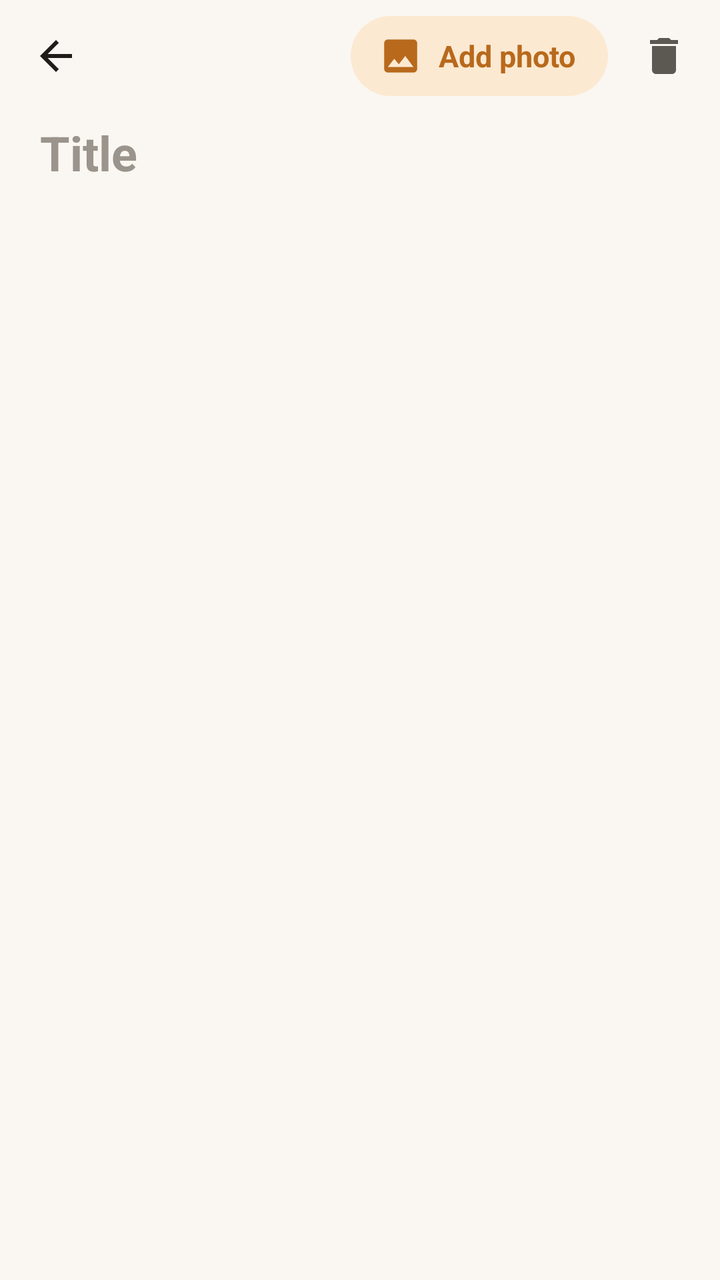
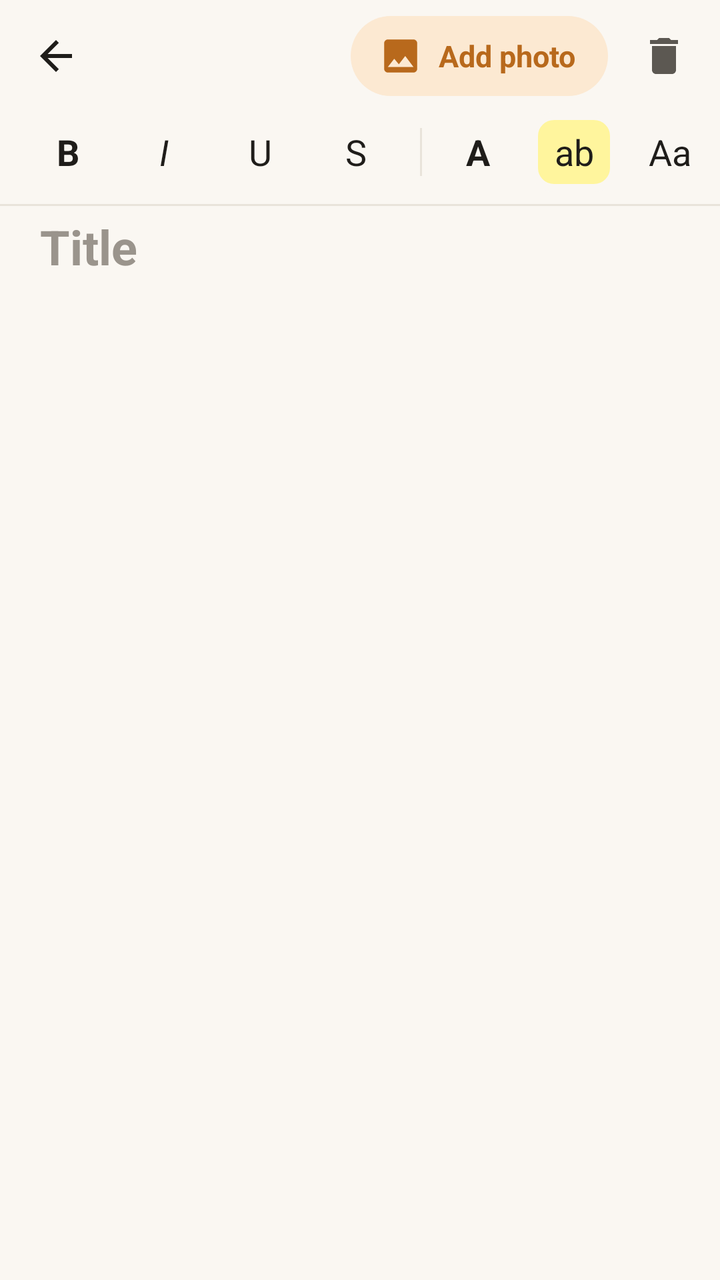

Before-and-after screenshots of an Android layout around one commit, followed by the original layout XML and the change that was made.
<!-- AndroidManifest.xml: application theme AppTheme -->
<!-- res/layout/activity_editor.xml -->
<?xml version="1.0" encoding="utf-8"?>
<LinearLayout xmlns:android="http://schemas.android.com/apk/res/android"
    android:layout_width="match_parent"
    android:layout_height="match_parent"
    android:background="@color/bg"
    android:orientation="vertical">

    <LinearLayout
        android:layout_width="match_parent"
        android:layout_height="56dp"
        android:gravity="center_vertical"
        android:orientation="horizontal"
        android:paddingStart="4dp"
        android:paddingEnd="4dp">

        <ImageButton
            android:id="@+id/back_button"
            android:layout_width="48dp"
            android:layout_height="48dp"
            android:background="?android:attr/selectableItemBackgroundBorderless"
            android:contentDescription="Back"
            android:src="@drawable/ic_back" />

        <View
            android:layout_width="0dp"
            android:layout_height="1dp"
            android:layout_weight="1" />

        <LinearLayout
            android:id="@+id/add_image_button"
            android:layout_width="wrap_content"
            android:layout_height="40dp"
            android:layout_marginEnd="4dp"
            android:background="@drawable/pill_bg"
            android:clickable="true"
            android:focusable="false"
            android:gravity="center"
            android:orientation="horizontal"
            android:paddingStart="14dp"
            android:paddingEnd="16dp">

            <ImageView
                android:layout_width="22dp"
                android:layout_height="22dp"
                android:contentDescription="@null"
                android:src="@drawable/ic_image" />

            <TextView
                android:layout_width="wrap_content"
                android:layout_height="wrap_content"
                android:layout_marginStart="8dp"
                android:text="Add photo"
                android:textColor="@color/accent_dark"
                android:textSize="15sp"
                android:textStyle="bold" />
        </LinearLayout>

        <ImageButton
            android:id="@+id/delete_button"
            android:layout_width="48dp"
            android:layout_height="48dp"
            android:background="?android:attr/selectableItemBackgroundBorderless"
            android:contentDescription="Delete note"
            android:src="@drawable/ic_delete" />
    </LinearLayout>

    <ScrollView
        android:layout_width="match_parent"
        android:layout_height="0dp"
        android:layout_weight="1"
        android:fillViewport="true">

        <LinearLayout
            android:layout_width="match_parent"
            android:layout_height="wrap_content"
            android:orientation="vertical"
            android:paddingStart="20dp"
            android:paddingEnd="20dp"
            android:paddingBottom="24dp">

            <EditText
                android:id="@+id/title_input"
                android:layout_width="match_parent"
                android:layout_height="wrap_content"
                android:background="@null"
                android:hint="Title"
                android:importantForAutofill="no"
                android:inputType="textCapSentences"
                android:paddingTop="4dp"
                android:paddingBottom="12dp"
                android:textColor="@color/text_primary"
                android:textColorHint="@color/text_muted"
                android:textSize="24sp"
                android:textStyle="bold" />

            <LinearLayout
                android:id="@+id/blocks"
                android:layout_width="match_parent"
                android:layout_height="wrap_content"
                android:orientation="vertical" />
        </LinearLayout>
    </ScrollView>

</LinearLayout>
<!-- resources referenced by this layout -->
<resources>
  <color name="accent_dark">#B8691C</color>
  <color name="bg">#FAF7F2</color>
  <color name="text_muted">#9A948C</color>
  <color name="text_primary">#1F1D1A</color>
  <!-- drawable ic_back (drawable) -->
  <?xml version="1.0" encoding="utf-8"?>
  <vector xmlns:android="http://schemas.android.com/apk/res/android"
      android:width="24dp" android:height="24dp"
      android:viewportWidth="24" android:viewportHeight="24">
      <path android:fillColor="#1F1D1A" android:pathData="M20,11H7.83l5.59,-5.59L12,4l-8,8 8,8 1.41,-1.41L7.83,13H20v-2z" />
  </vector>
  <!-- drawable ic_delete (drawable) -->
  <?xml version="1.0" encoding="utf-8"?>
  <vector xmlns:android="http://schemas.android.com/apk/res/android"
      android:width="24dp" android:height="24dp"
      android:viewportWidth="24" android:viewportHeight="24">
      <path android:fillColor="#5C5852" android:pathData="M6,19c0,1.1 0.9,2 2,2h8c1.1,0 2,-0.9 2,-2V7H6v12zM19,4h-3.5l-1,-1h-5l-1,1H5v2h14V4z" />
  </vector>
  <!-- drawable ic_image (drawable) -->
  <?xml version="1.0" encoding="utf-8"?>
  <vector xmlns:android="http://schemas.android.com/apk/res/android"
      android:width="24dp" android:height="24dp"
      android:viewportWidth="24" android:viewportHeight="24">
      <path android:fillColor="#B8691C" android:pathData="M21,19V5c0,-1.1 -0.9,-2 -2,-2H5c-1.1,0 -2,0.9 -2,2v14c0,1.1 0.9,2 2,2h14c1.1,0 2,-0.9 2,-2zM8.5,13.5l2.5,3.01L14.5,12l4.5,6H5l3.5,-4.5z" />
  </vector>
  <!-- drawable pill_bg (drawable) -->
  <?xml version="1.0" encoding="utf-8"?>
  <ripple xmlns:android="http://schemas.android.com/apk/res/android" android:color="#33E8963A">
      <item>
          <shape android:shape="rectangle">
              <solid android:color="#FCE9D2" />
              <corners android:radius="20dp" />
          </shape>
      </item>
  </ripple>
  <color name="accent">#E8963A</color>
  <!-- unchanged entries left out for length: 1 -->
</resources>

<!-- the commit's change to res/layout/activity_editor.xml (unified diff, before → after) -->
@@ -64,6 +64,74 @@
             android:src="@drawable/ic_delete" />
     </LinearLayout>
 
+    <HorizontalScrollView
+        android:layout_width="match_parent"
+        android:layout_height="wrap_content"
+        android:scrollbars="none">
+
+        <LinearLayout
+            android:layout_width="wrap_content"
+            android:layout_height="wrap_content"
+            android:orientation="horizontal"
+            android:paddingStart="12dp"
+            android:paddingEnd="12dp"
+            android:paddingBottom="6dp">
+
+            <TextView
+                android:id="@+id/fmt_bold"
+                style="@style/FmtButton"
+                android:text="B"
+                android:textStyle="bold" />
+
+            <TextView
+                android:id="@+id/fmt_italic"
+                style="@style/FmtButton"
+                android:text="I"
+                android:textStyle="italic" />
+
+            <TextView
+                android:id="@+id/fmt_underline"
+                style="@style/FmtButton"
+                android:text="U" />
+
+            <TextView
+                android:id="@+id/fmt_strike"
+                style="@style/FmtButton"
+                android:text="S" />
+
+            <View
+                android:layout_width="1dp"
+                android:layout_height="24dp"
+                android:layout_gravity="center_vertical"
+                android:layout_marginStart="6dp"
+                android:layout_marginEnd="6dp"
+                android:background="@color/divider" />
+
+            <TextView
+                android:id="@+id/fmt_color"
+                style="@style/FmtButton"
+                android:text="A"
+                android:textStyle="bold" />
+
+            <TextView
+                android:id="@+id/fmt_highlight"
+                style="@style/FmtButton"
+                android:text="ab"
+                android:background="@drawable/fmt_highlight_bg" />
+
+            <TextView
+                android:id="@+id/fmt_size"
+                style="@style/FmtButton"
+                android:text="Aa" />
+
+        </LinearLayout>
+    </HorizontalScrollView>
+
+    <View
+        android:layout_width="match_parent"
+        android:layout_height="1dp"
+        android:background="@color/divider" />
+
     <ScrollView
         android:layout_width="match_parent"
         android:layout_height="0dp"
<!-- resource entries referenced after the edit -->
@@ -2,8 +2,23 @@
 <resources>
   <color name="accent_dark">#B8691C</color>
   <color name="bg">#FAF7F2</color>
+  <color name="divider">#E9E3DA</color>
   <color name="text_muted">#9A948C</color>
   <color name="text_primary">#1F1D1A</color>
+  <!-- drawable fmt_highlight_bg (drawable) -->
+  <?xml version="1.0" encoding="utf-8"?>
+  <ripple xmlns:android="http://schemas.android.com/apk/res/android" android:color="#33E8963A">
+      <item>
+          <selector>
+              <item android:state_selected="true">
+                  <shape><solid android:color="#FFF176" /><corners android:radius="10dp" /><stroke android:width="1.5dp" android:color="@color/accent" /></shape>
+              </item>
+              <item>
+                  <shape><solid android:color="#FFF59D" /><corners android:radius="10dp" /><stroke android:width="4dp" android:color="@color/bg" /></shape>
+              </item>
+          </selector>
+      </item>
+  </ripple>
   <!-- drawable ic_back (drawable) -->
   <?xml version="1.0" encoding="utf-8"?>
   <vector xmlns:android="http://schemas.android.com/apk/res/android"
@@ -35,7 +50,32 @@
           </shape>
       </item>
   </ripple>
+  <style name="FmtButton">
+          <item name="android:layout_width">44dp</item>
+          <item name="android:layout_height">40dp</item>
+          <item name="android:layout_marginEnd">4dp</item>
+          <item name="android:gravity">center</item>
+          <item name="android:textSize">18sp</item>
+          <item name="android:textColor">@color/text_primary</item>
+          <item name="android:background">@drawable/fmt_bg</item>
+          <item name="android:clickable">true</item>
+          <item name="android:focusable">false</item>
+      </style>
   <color name="accent">#E8963A</color>
+  <!-- drawable fmt_bg (drawable) -->
+  <?xml version="1.0" encoding="utf-8"?>
+  <ripple xmlns:android="http://schemas.android.com/apk/res/android" android:color="#33E8963A">
+      <item>
+          <selector>
+              <item android:state_selected="true">
+                  <shape><solid android:color="#FCE9D2" /><corners android:radius="10dp" /><stroke android:width="1.5dp" android:color="@color/accent" /></shape>
+              </item>
+              <item>
+                  <shape><solid android:color="#00000000" /><corners android:radius="10dp" /></shape>
+              </item>
+          </selector>
+      </item>
+  </ripple>
   <!-- unchanged entries left out for length: 1 -->
 </resources>
 
